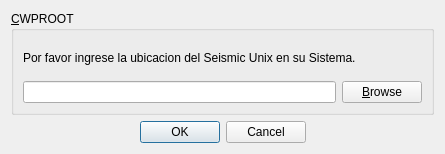
Qt form Dialogs/getenv.ui (edvelezg/viper-sugui) before a commit.
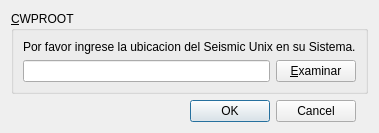
The same form after that commit.

```diff
--- a/Dialogs/getenv.ui
+++ b/Dialogs/getenv.ui
@@ -5,8 +5,8 @@
    <rect>
     <x>0</x>
     <y>0</y>
-    <width>445</width>
-    <height>154</height>
+    <width>375</width>
+    <height>132</height>
    </rect>
   </property>
   <property name="windowTitle" >
@@ -42,7 +42,7 @@
              </sizepolicy>
             </property>
             <property name="text" >
-             <string>&amp;Browse</string>
+             <string>&amp;Examinar</string>
             </property>
             <property name="shortcut" >
              <string>Alt+B</string>
@@ -57,38 +57,12 @@
     </widget>
    </item>
    <item row="1" column="0" >
-    <spacer name="horizontalSpacer_2" >
-     <property name="orientation" >
-      <enum>Qt::Horizontal</enum>
-     </property>
-     <property name="sizeHint" stdset="0" >
-      <size>
-       <width>125</width>
-       <height>20</height>
-      </size>
-     </property>
-    </spacer>
-   </item>
-   <item row="1" column="1" >
     <widget class="QDialogButtonBox" name="buttonBox" >
      <property name="standardButtons" >
       <set>QDialogButtonBox::Cancel|QDialogButtonBox::Ok</set>
      </property>
     </widget>
    </item>
-   <item row="1" column="2" >
-    <spacer name="horizontalSpacer" >
-     <property name="orientation" >
-      <enum>Qt::Horizontal</enum>
-     </property>
-     <property name="sizeHint" stdset="0" >
-      <size>
-       <width>124</width>
-       <height>20</height>
-      </size>
-     </property>
-    </spacer>
-   </item>
   </layout>
  </widget>
  <resources/>
```
